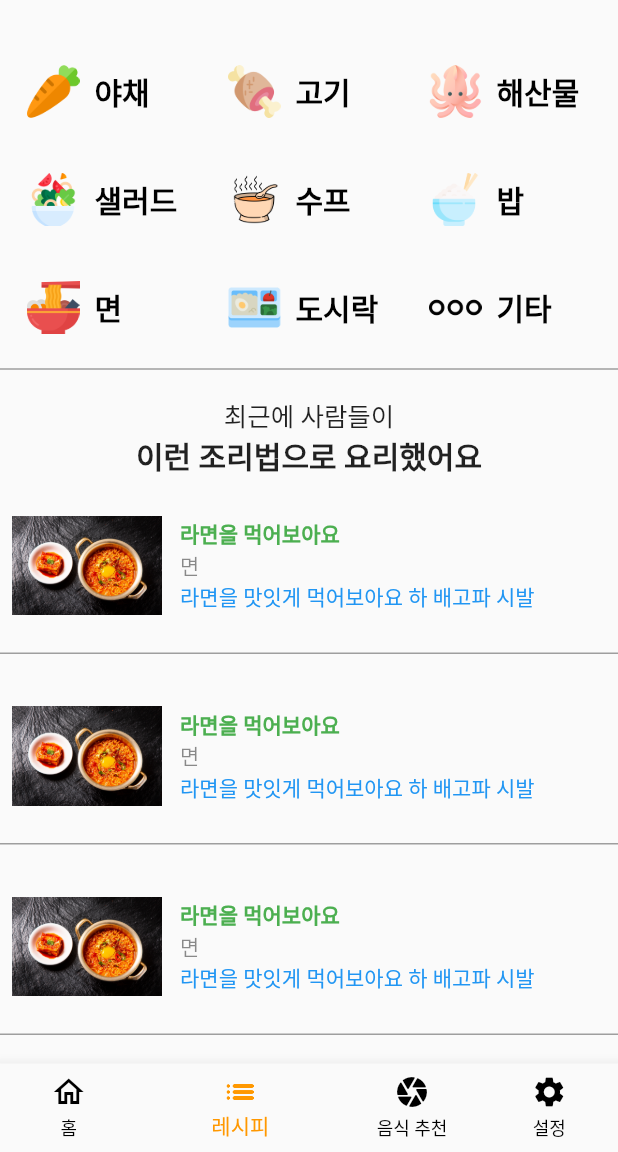
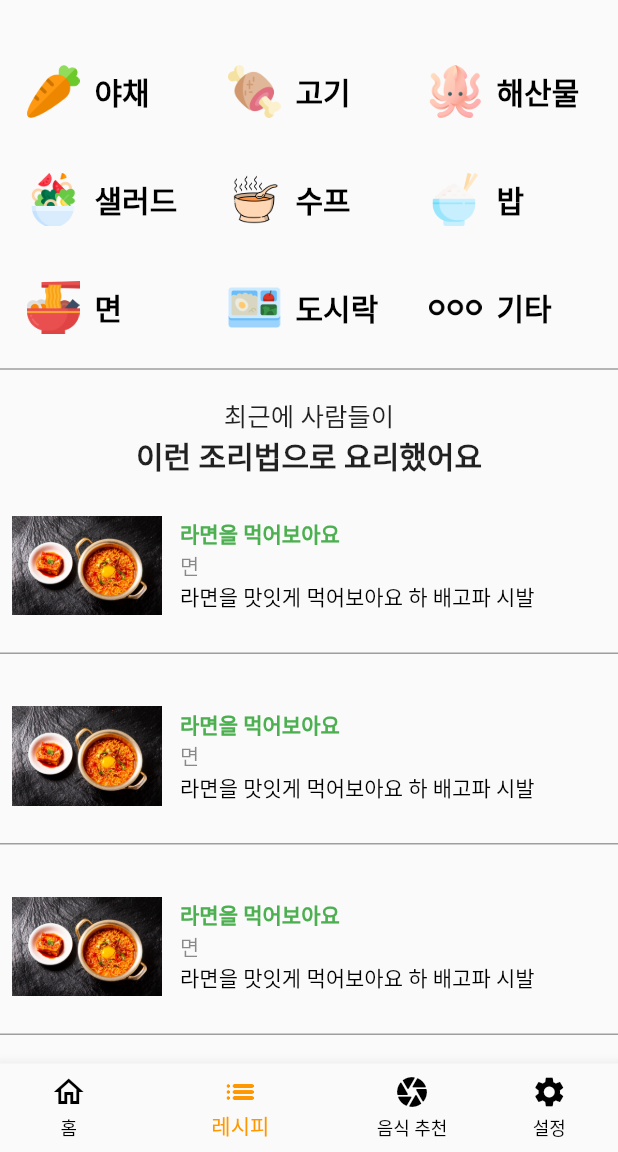
Before and after one commit to Capstone-ReciPT/ReciPT-frontend, a Flutter app: the screen it shows after launch, item 2 of the bottom bar chosen, on a phone screen of 412 x 824 dp, the part 84-1236 px from its top. Run offline on Flutter 3.47's test engine with Material 2 defaults, Android fonts, the light colour scheme and no system bars; our stand-ins replace carousel_slider, dots_indicator, flutter_rating_bar, flutter_svg, flutter_tts, get and 1 more; project files that could hold a hidden picture were left out.

Commit message:
complete RecipeTab UI and fix BottomNavigationBar Widget

```diff
--- a/lib/RecipePage/Category.dart
+++ b/lib/RecipePage/Category.dart
@@ -55,7 +55,10 @@ class MajorCategory extends StatelessWidget {
           crossAxisSpacing: 10,
         ),
         itemBuilder: (context, index) {
-          return TextButton(onPressed: (){},
+          return TextButton(
+              onPressed: (){
+                Get.to(CategoryClick());
+              },
               child: Row(
                 mainAxisAlignment: MainAxisAlignment.start,
                 children: [
@@ -99,7 +102,7 @@ class BoardMenu extends StatelessWidget {
                   children: [
                     Text('라면을 먹어보아요',style: TextStyle(fontWeight: FontWeight.w800,color: Colors.green),),
                     Text('면',style: TextStyle(color: Colors.black45)),
-                    Text('라면을 맛잇게 먹어보아요 하 배고파 시발'),
+                    Text('라면을 맛잇게 먹어보아요 하 배고파 시발',style: TextStyle(color: Colors.black),),
                   ],
                 ),
               ],
@@ -111,3 +114,15 @@ class BoardMenu extends StatelessWidget {
     );
   }
 }
+
+class CategoryClick extends StatelessWidget {
+  const CategoryClick({Key? key}) : super(key: key);
+
+  @override
+  Widget build(BuildContext context) {
+    return Scaffold(
+      body: BoardMenu(),
+      bottomNavigationBar: DefalutBNB(),
+    );
+  }
+}
--- a/lib/main.dart
+++ b/lib/main.dart
@@ -73,7 +73,18 @@ class MyApp extends StatelessWidget {
       ),
 
       body: Obx(() => [HomePage(),SelectCategory(),Text('3'),Text('4')][c.currentTab.value]),
-      bottomNavigationBar: Obx(() => BottomNavigationBar(
+      bottomNavigationBar: DefalutBNB()
+    );
+  }
+}
+
+class DefalutBNB extends StatelessWidget {
+  DefalutBNB({Key? key}) : super(key: key);
+
+  final Controller c = Get.put(Controller());
+  @override
+  Widget build(BuildContext context) {
+    return Obx(() => BottomNavigationBar(
       selectedItemColor: Colors.orange,
       unselectedItemColor: Colors.black,
       showUnselectedLabels: true,
@@ -97,7 +108,6 @@ class MyApp extends StatelessWidget {
             label: '설정'
         ),
       ],
-      ),
     ));
   }
 }
```
Also changed, not shown: lib/MainPage/TodayRecipe.dart (+16 -3 lines). Lines whose indentation alone changed are shown as unchanged.
